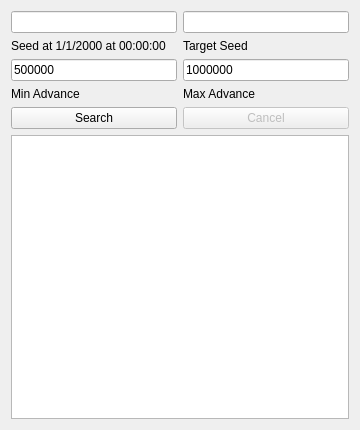
The window that Forms/Gen3/Tools/GameCubeRTC.ui (Admiral-Fish/PokeFinder) describes before a commit, drawn with Qt 5.
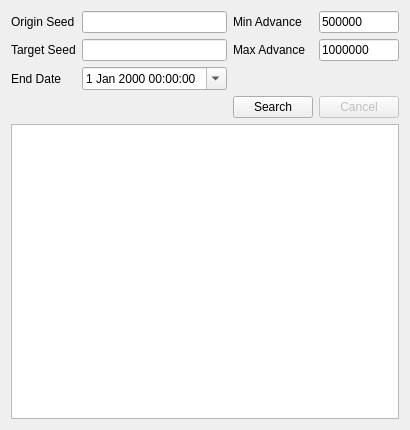
The same window after the commit. Custom widgets are drawn as their Qt base class.

```diff
--- a/Forms/Gen3/Tools/GameCubeRTC.ui
+++ b/Forms/Gen3/Tools/GameCubeRTC.ui
@@ -6,76 +6,86 @@
    <rect>
     <x>0</x>
     <y>0</y>
-    <width>360</width>
+    <width>371</width>
     <height>430</height>
    </rect>
   </property>
-  <property name="minimumSize">
-   <size>
-    <width>360</width>
-    <height>430</height>
-   </size>
-  </property>
   <property name="windowTitle">
    <string>GameCube RTC</string>
   </property>
+  <layout class="QGridLayout" name="gridLayout_2">
+   <item row="0" column="0">
   <layout class="QGridLayout" name="gridLayout">
    <item row="0" column="0">
-    <widget class="TextBox" name="textBoxStartSeed"/>
-   </item>
-   <item row="0" column="1">
-    <widget class="TextBox" name="textBoxTargetSeed"/>
-   </item>
-   <item row="1" column="0">
     <widget class="QLabel" name="labelStartSeed">
      <property name="text">
-      <string>Seed at 1/1/2000 at 00:00:00</string>
+        <string>Origin Seed</string>
      </property>
     </widget>
    </item>
-   <item row="1" column="1">
-    <widget class="QLabel" name="labelEndSeed">
-     <property name="text">
-      <string>Target Seed</string>
-     </property>
-    </widget>
-   </item>
-   <item row="2" column="0">
-    <widget class="TextBox" name="textBoxMinAdvance">
-     <property name="text">
-      <string notr="true">500000</string>
-     </property>
-    </widget>
-   </item>
-   <item row="2" column="1">
-    <widget class="TextBox" name="textBoxMaxAdvance">
-     <property name="text">
-      <string notr="true">1000000</string>
-     </property>
-    </widget>
-   </item>
-   <item row="3" column="0">
+     <item row="0" column="1">
+      <widget class="TextBox" name="textBoxStartSeed"/>
+     </item>
+     <item row="0" column="2">
     <widget class="QLabel" name="labelMinAdvance">
      <property name="text">
       <string>Min Advance</string>
      </property>
     </widget>
    </item>
-   <item row="3" column="1">
+     <item row="0" column="3">
+      <widget class="TextBox" name="textBoxMinAdvance">
+       <property name="text">
+        <string notr="true">500000</string>
+       </property>
+      </widget>
+     </item>
+     <item row="1" column="0">
+      <widget class="QLabel" name="labelEndSeed">
+       <property name="text">
+        <string>Target Seed</string>
+       </property>
+      </widget>
+     </item>
+     <item row="1" column="1">
+      <widget class="TextBox" name="textBoxTargetSeed"/>
+     </item>
+     <item row="1" column="2">
     <widget class="QLabel" name="labelMaxAdvance">
      <property name="text">
       <string>Max Advance</string>
      </property>
     </widget>
    </item>
-   <item row="4" column="0">
+     <item row="1" column="3">
+      <widget class="TextBox" name="textBoxMaxAdvance">
+       <property name="text">
+        <string notr="true">1000000</string>
+       </property>
+      </widget>
+     </item>
+     <item row="2" column="0">
+      <widget class="QLabel" name="labelEndDate">
+       <property name="text">
+        <string>End Date</string>
+       </property>
+      </widget>
+     </item>
+     <item row="2" column="1">
+      <widget class="QDateTimeEdit" name="dateTimeEdit">
+       <property name="calendarPopup">
+        <bool>true</bool>
+       </property>
+      </widget>
+     </item>
+     <item row="3" column="2">
     <widget class="QPushButton" name="pushButtonSearch">
      <property name="text">
       <string>Search</string>
      </property>
     </widget>
    </item>
-   <item row="4" column="1">
+     <item row="3" column="3">
     <widget class="QPushButton" name="pushButtonCancel">
      <property name="enabled">
       <bool>false</bool>
@@ -85,7 +95,9 @@
      </property>
     </widget>
    </item>
-   <item row="5" column="0" colspan="2">
+    </layout>
+   </item>
+   <item row="1" column="0">
     <widget class="TableView" name="tableView">
      <property name="contextMenuPolicy">
       <enum>Qt::CustomContextMenu</enum>
```
Left out of the diff: 1 changed line with no effect on the pictures. Lines whose indentation alone changed are shown as unchanged.
